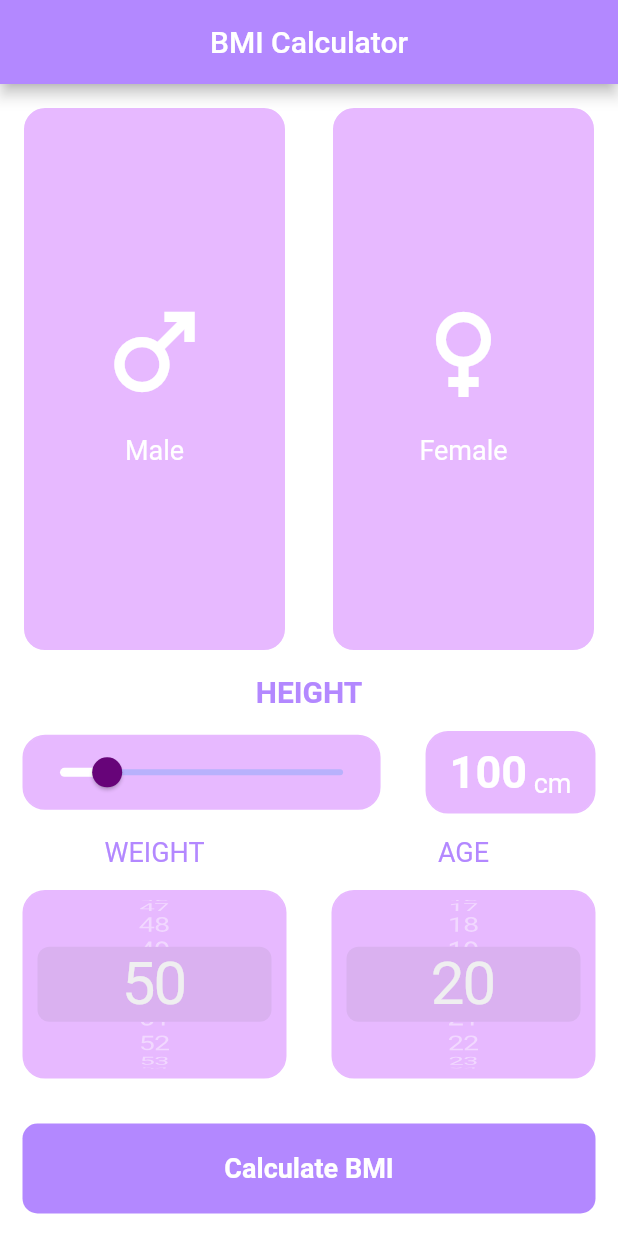
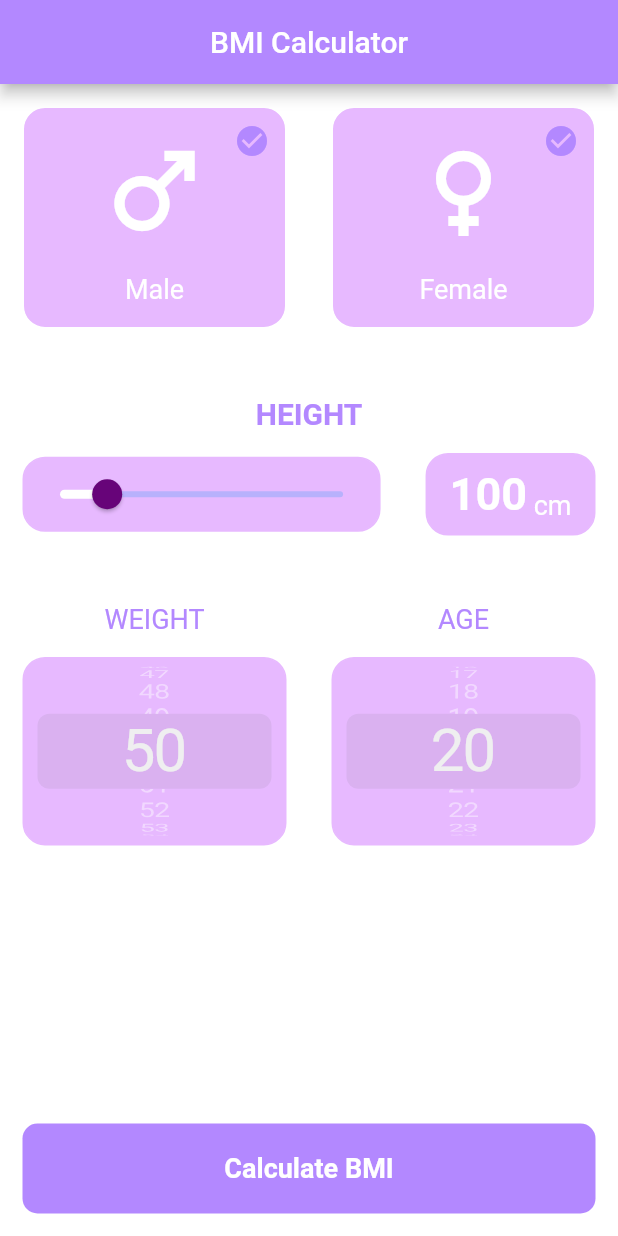
Before and after one commit to ulfacode/bmi, a Flutter app: the screen it shows after launch, on a phone screen of 412 x 824 dp. Run offline on Flutter 3.47's test engine with Material 2 defaults, Android fonts, the phone set to English and light mode, and no system bars; missing offline and left inert: dart:html.

Commit message:
26. Redesign BMI - Section select gender

```diff
--- a/lib/views/bmi_data_screen.dart
+++ b/lib/views/bmi_data_screen.dart
@@ -42,7 +42,45 @@ class _BmiDataScreenState extends State<BmiDataScreen> {
       appBar: AppBar(
         title: Center(child: const Text("BMI Calculator")),
       ),
-      body: Column(
+      bottomNavigationBar: GestureDetector(
+        onTap: () {
+          // calculateBmi();
+          final bmiCalculator = BmiCalculator(height: height, weight: weight);
+          bmiCalculator.calculateBmi();
+
+          Navigator.of(context).push(
+            MaterialPageRoute(
+              builder: ((context) {
+                return BmiResultScreen(
+                  bmi: bmiCalculator.bmi!,
+                );
+              }),
+            ),
+          );
+        },
+        child: Container(
+          margin: const EdgeInsets.all(15),
+          decoration: BoxDecoration(
+            borderRadius: BorderRadius.circular(10),
+            // color: const Color(0xffEC3C66),
+            color: const Color(0xffB388FF),
+          ),
+          height: 60,
+          child: const Center(
+            child: Text(
+              "Calculate BMI",
+              style: TextStyle(
+                fontSize: 18,
+                fontWeight: FontWeight.bold,
+                color: Colors.white,
+              ),
+            ),
+          ),
+        ),
+      ),
+      body: SingleChildScrollView(
+        physics: BouncingScrollPhysics(),
+        child: Column(
           children: [
             Expanded(
               child: Row(
@@ -56,8 +94,31 @@ class _BmiDataScreenState extends State<BmiDataScreen> {
                     child: BmiCard(
                       borderColor:
                           (gender == "male") ? primaryColor : Colors.white,
-                    child:
-                        const GenderIconText(title: 'Male', icon: Icons.male),
+                      child: Stack(
+                        children: [
+                          const Center(
+                            child: Padding(
+                              padding: EdgeInsets.symmetric(
+                                vertical: 15.0,
+                              ),
+                              child: GenderIconText(
+                                title: 'Male',
+                                icon: Icons.male,
+                              ),
+                            ),
+                          ),
+                          Positioned(
+                            right: 10,
+                            top: 10,
+                            child: Icon(
+                              Icons.check_circle,
+                              color: (gender == "male")
+                                  ? Colors.white
+                                  : primaryColor,
+                            ),
+                          ),
+                        ],
+                      ),
                     ),
                   )),
                   Expanded(
@@ -69,13 +130,39 @@ class _BmiDataScreenState extends State<BmiDataScreen> {
                       child: BmiCard(
                         borderColor:
                             (gender == "female") ? primaryColor : Colors.white,
-                      child: const GenderIconText(
-                          title: 'Female', icon: Icons.female),
+                        child: Stack(
+                          children: [
+                            const Center(
+                              child: Padding(
+                                padding: EdgeInsets.symmetric(
+                                  vertical: 15.0,
+                                ),
+                                child: GenderIconText(
+                                  title: 'Female',
+                                  icon: Icons.female,
+                                ),
+                              ),
+                            ),
+                            Positioned(
+                              right: 10,
+                              top: 10,
+                              child: Icon(
+                                Icons.check_circle,
+                                color: (gender == "female")
+                                    ? Colors.white
+                                    : primaryColor,
+                              ),
+                            ),
+                          ],
+                        ),
                       ),
                     ),
                   ),
                 ],
               ),
+            ),
+            const SizedBox(
+              height: 30,
             ),
             Column(
               children: [
@@ -130,6 +217,9 @@ class _BmiDataScreenState extends State<BmiDataScreen> {
                 ),
               ],
             ),
+            const SizedBox(
+              height: 30,
+            ),
             Container(
               child: Row(
                 children: [
@@ -145,7 +235,8 @@ class _BmiDataScreenState extends State<BmiDataScreen> {
                             mainAxisAlignment: MainAxisAlignment.center,
                             children: [
                               Container(
-                              height: MediaQuery.of(context).size.height * 0.15,
+                                height:
+                                    MediaQuery.of(context).size.height * 0.15,
                                 child: CupertinoPicker(
                                   scrollController: FixedExtentScrollController(
                                       initialItem: 30),
@@ -222,10 +313,11 @@ class _BmiDataScreenState extends State<BmiDataScreen> {
                             mainAxisAlignment: MainAxisAlignment.center,
                             children: [
                               Container(
-                              height: MediaQuery.of(context).size.height * 0.15,
+                                height:
+                                    MediaQuery.of(context).size.height * 0.15,
                                 child: CupertinoPicker(
-                                scrollController:
-                                    FixedExtentScrollController(initialItem: 5),
+                                  scrollController: FixedExtentScrollController(
+                                      initialItem: 5),
                                   itemExtent: 25,
                                   magnification: 2,
                                   useMagnifier: true,
@@ -244,44 +336,8 @@ class _BmiDataScreenState extends State<BmiDataScreen> {
                 ],
               ),
             ),
-          GestureDetector(
-            onTap: () {
-              // calculateBmi();
-              final bmiCalculator =
-                  BmiCalculator(height: height, weight: weight);
-              bmiCalculator.calculateBmi();
-
-              Navigator.of(context).push(
-                MaterialPageRoute(
-                  builder: ((context) {
-                    return BmiResultScreen(
-                      bmi: bmiCalculator.bmi!,
-                    );
-                  }),
+          ],
         ),
-              );
-            },
-            child: Container(
-              margin: const EdgeInsets.all(15),
-              decoration: BoxDecoration(
-                borderRadius: BorderRadius.circular(10),
-                // color: const Color(0xffEC3C66),
-                color: const Color(0xffB388FF),
-              ),
-              height: 60,
-              child: const Center(
-                child: Text(
-                  "Calculate BMI",
-                  style: TextStyle(
-                    fontSize: 18,
-                    fontWeight: FontWeight.bold,
-                    color: Colors.white,
-                  ),
-                ),
-              ),
-            ),
-          ),
-        ],
       ),
     );
   }
```
Lines whose indentation alone changed are shown as unchanged.
